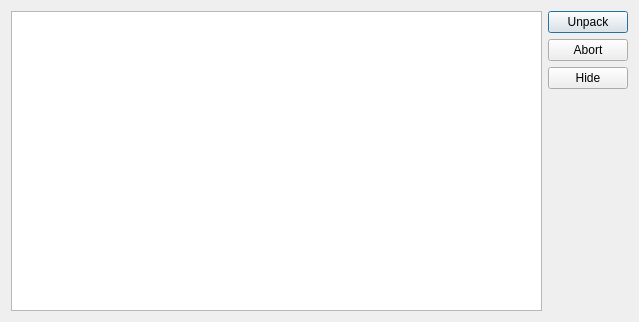
The window that UnpackDlg.ui (LubosD/fatrat-unpack) describes before a commit, drawn with Qt 5.
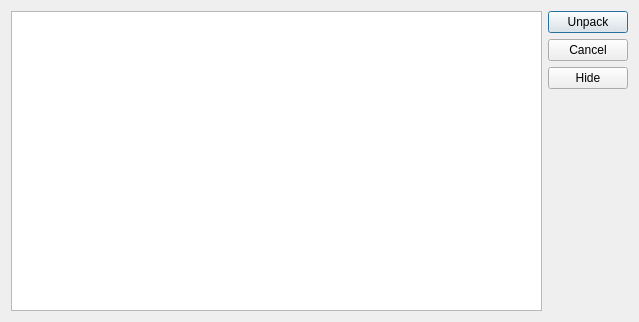
The same window after the commit.

```diff
--- a/UnpackDlg.ui
+++ b/UnpackDlg.ui
@@ -30,7 +30,7 @@
    <item row="1" column="1" >
     <widget class="QPushButton" name="pushAbort" >
      <property name="text" >
-      <string>Abort</string>
+      <string>Cancel</string>
      </property>
     </widget>
    </item>
```
